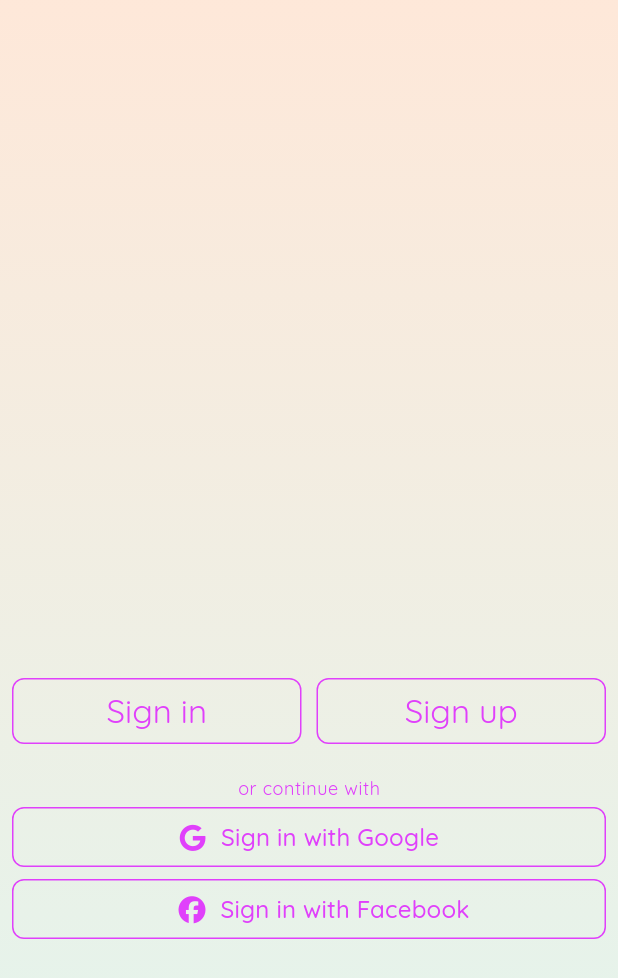
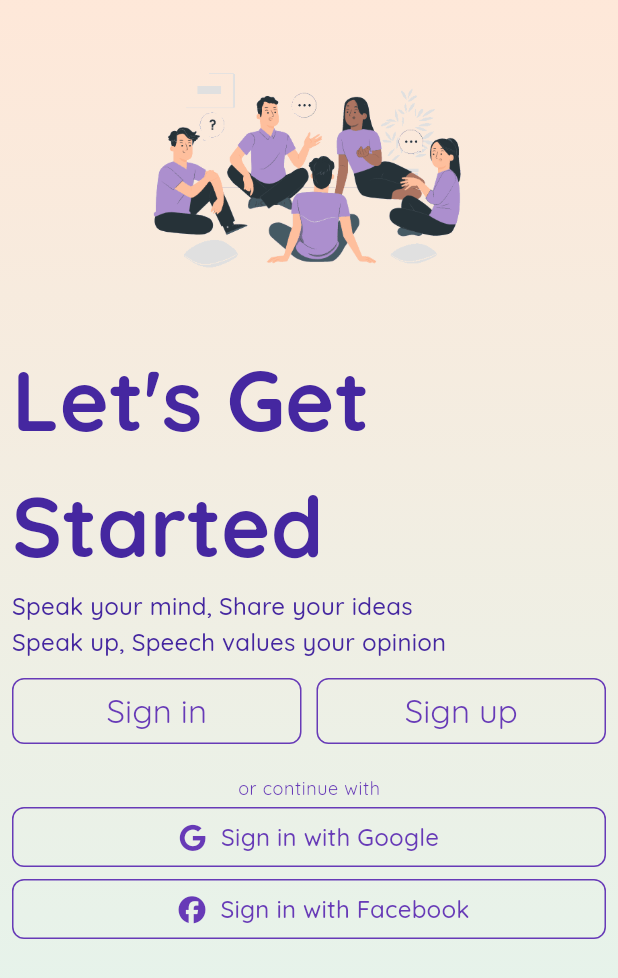
Before and after one commit to ws-kidus/speech_app_mobile, a Flutter app: the screen it shows after launch, on a phone screen of 412 x 824 dp. Shown: the top 978 px of the screen. Run offline on Flutter 3.47's test engine with Material 2 defaults, Android fonts, the phone set to English and light mode, and no system bars; our stand-ins replace cached_network_image, dio, flutter_hooks, flutter_image_compress, flutter_secure_storage, font_awesome_flutter and 7 more; missing offline and left inert: flutter_facebook_auth, regexed_validator.

Commit message:
landing page

```diff
--- a/lib/constants/constants.dart
+++ b/lib/constants/constants.dart
@@ -8,4 +8,5 @@ class Constants{
 
 class LocalImages{
   static String noImage = "assets/images/noImg.png";
+  static String groupDiscussion = "assets/images/illustration/groupDiscussion.gif";
 }
--- a/lib/ui/auth/authSelection.dart
+++ b/lib/ui/auth/authSelection.dart
@@ -1,6 +1,7 @@
 import 'package:flutter/cupertino.dart';
 import 'package:flutter/material.dart';
 import 'package:hooks_riverpod/hooks_riverpod.dart';
+import 'package:speech/constants/constants.dart';
 import 'package:speech/ui/auth/facebookSignInButton.dart';
 import 'package:speech/ui/auth/googleSignInButton.dart';
 import 'package:speech/ui/auth/signUp.dart';
@@ -30,7 +31,49 @@ class AuthSelectionScreen extends ConsumerWidget {
     );
   }
 
-  _button({
+  Widget _message({
+    required BuildContext context,
+  }) {
+    return SizedBox(
+      height: 450,
+      child: Column(
+        crossAxisAlignment: CrossAxisAlignment.start,
+        children: [
+          Expanded(
+            child: Image.asset(
+              width: double.infinity,
+              height: double.infinity,
+              LocalImages.groupDiscussion,
+            ),
+          ),
+          Text(
+            "Let's Get Started",
+            style: Theme.of(context).textTheme.titleMedium!.copyWith(
+                fontWeight: FontWeight.bold,
+                fontSize: 56,
+                color: Colors.deepPurple.shade800),
+          ),
+          Text(
+            "Speak your mind, Share your ideas",
+            style: Theme.of(context)
+                .textTheme
+                .titleMedium!
+                .copyWith(color: Colors.deepPurple.shade800),
+          ),
+          Text(
+            "Speak up, Speech values your opinion",
+            style: Theme.of(context)
+                .textTheme
+                .titleMedium!
+                .copyWith(color: Colors.deepPurple.shade800),
+          ),
+          const SizedBox(height: 10),
+        ],
+      ),
+    );
+  }
+
+  Widget _button({
     required BuildContext context,
     required VoidCallback onPressed,
     required String text,
@@ -39,7 +82,7 @@ class AuthSelectionScreen extends ConsumerWidget {
       style: OutlinedButton.styleFrom(
         padding: const EdgeInsets.symmetric(vertical: 8),
         side: const BorderSide(
-          color: Colors.purpleAccent,
+          color: Colors.deepPurple,
         ),
         shape: RoundedRectangleBorder(
           borderRadius: BorderRadius.circular(8),
@@ -49,7 +92,7 @@ class AuthSelectionScreen extends ConsumerWidget {
       child: Text(
         text,
         style: Theme.of(context).textTheme.titleLarge!.copyWith(
-              color: Colors.purpleAccent,
+              color: Colors.deepPurple,
             ),
       ),
     );
@@ -63,7 +106,7 @@ class AuthSelectionScreen extends ConsumerWidget {
       padding: const EdgeInsets.symmetric(horizontal: 8.0),
       child: Column(
         children: [
-          const SizedBox(height: 450),
+          _message(context: context),
           Row(
             children: [
               Expanded(
@@ -87,7 +130,7 @@ class AuthSelectionScreen extends ConsumerWidget {
           Text(
             "or continue with",
             style: Theme.of(context).textTheme.bodySmall!.copyWith(
-                  color: Colors.purpleAccent,
+                  color: Colors.deepPurple,
                 ),
           ),
           const GoogleSignInButton(),
--- a/lib/ui/auth/facebookSignInButton.dart
+++ b/lib/ui/auth/facebookSignInButton.dart
@@ -35,12 +35,12 @@ class FacebookSignInButton extends ConsumerWidget {
       case FacebookSignInUIState.LOADING:
         return AppWidgets.loadingAnimation(
           size: 25,
-          color: Colors.purpleAccent,
+          color: Colors.deepPurple,
         );
       default:
         return OutlinedButton(
           style: OutlinedButton.styleFrom(
-            side: const BorderSide(color: Colors.purpleAccent),
+            side: const BorderSide(color: Colors.deepPurple),
             shape: RoundedRectangleBorder(
               borderRadius: BorderRadius.circular(8),
             ),
@@ -52,13 +52,13 @@ class FacebookSignInButton extends ConsumerWidget {
               const SizedBox(width: 20),
               const Icon(
                 FontAwesomeIcons.facebook,
-                color: Colors.purpleAccent,
+                color: Colors.deepPurple,
               ),
               const SizedBox(width: 10),
               Text(
                 "Sign in with Facebook",
                 style: Theme.of(context).textTheme.titleMedium!.copyWith(
-                      color: Colors.purpleAccent,
+                      color: Colors.deepPurple,
                     ),
               ),
               const Spacer(),
--- a/lib/ui/auth/googleSignInButton.dart
+++ b/lib/ui/auth/googleSignInButton.dart
@@ -35,12 +35,12 @@ class GoogleSignInButton extends ConsumerWidget {
       case GoogleSignInUIState.LOADING:
         return AppWidgets.loadingAnimation(
           size: 25,
-          color: Colors.purpleAccent,
+          color: Colors.deepPurple,
         );
       default:
         return OutlinedButton(
           style: OutlinedButton.styleFrom(
-            side: const BorderSide(color: Colors.purpleAccent),
+            side: const BorderSide(color: Colors.deepPurple),
             shape: RoundedRectangleBorder(
               borderRadius: BorderRadius.circular(8),
             ),
@@ -51,13 +51,13 @@ class GoogleSignInButton extends ConsumerWidget {
               const Spacer(),
               const Icon(
                 FontAwesomeIcons.google,
-                color: Colors.purpleAccent,
+                color: Colors.deepPurple,
               ),
               const SizedBox(width: 10),
               Text(
                 "Sign in with Google",
                 style: Theme.of(context).textTheme.titleMedium!.copyWith(
-                      color: Colors.purpleAccent,
+                      color: Colors.deepPurple,
                     ),
               ),
               const Spacer(),
--- a/pubspec.yaml
+++ b/pubspec.yaml
@@ -77,6 +77,7 @@ flutter:
   # To add assets to your application, add an assets section, like this:
   assets:
     - assets/images/noImg.png
+    - assets/images/illustration/groupDiscussion.gif
 
 
   # An image asset can refer to one or more resolution-specific "variants", see
```
Also changed, not shown: assets/images/illustration/groupDiscussion.gif (added).
